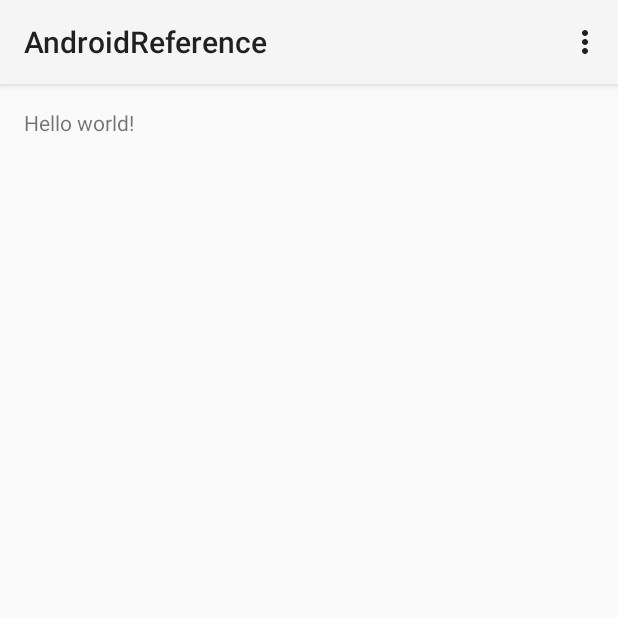
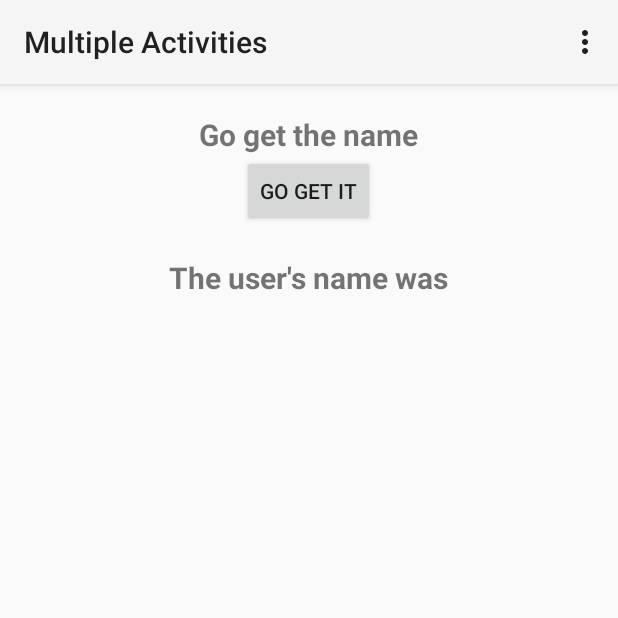
Before and after one commit to derekkier/AndroidReference, an Android app: the screen it shows after launch (MainActivity), on a phone screen of 412 x 824 dp, the top half of it. Run offline under Robolectric (Android 15) with nearby library versions, the phone set to English and light mode, and no system bars.

Commit message:
Add multiple activity view to project
The views pass info back and for with getExtras() function.

```diff
--- a/app/src/main/res/layout/activity_main.xml
+++ b/app/src/main/res/layout/activity_main.xml
@@ -1,11 +1,30 @@
-<RelativeLayout xmlns:android="http://schemas.android.com/apk/res/android"
-    xmlns:tools="http://schemas.android.com/tools" android:layout_width="match_parent"
-    android:layout_height="match_parent" android:paddingLeft="@dimen/activity_horizontal_margin"
-    android:paddingRight="@dimen/activity_horizontal_margin"
-    android:paddingTop="@dimen/activity_vertical_margin"
-    android:paddingBottom="@dimen/activity_vertical_margin" tools:context=".MainActivity">
+<LinearLayout
+    xmlns:android="http://schemas.android.com/apk/res/android"
+    xmlns:tools="http://schemas.android.com/tools"
+    android:layout_width="match_parent"
+    android:layout_height="match_parent"
+    android:padding="20dp"
+    android:gravity="center|top"
+    android:orientation="vertical"
+    tools:context=".MainActivity">
 
-    <TextView android:text="@string/hello_world" android:layout_width="wrap_content"
-        android:layout_height="wrap_content" />
+    <TextView android:text="@string/get_the_name_text_view" android:layout_width="wrap_content"
+        android:layout_height="wrap_content"
+        android:textSize="20sp"
+        android:textStyle="bold"
+        />
+    <Button
+        android:layout_width="wrap_content"
+        android:layout_height="wrap_content"
+        android:text="@string/got_get_it_button"
+        android:onClick="onGetNameClick"/>
+    <TextView
+        android:layout_width="wrap_content"
+        android:layout_height="wrap_content"
+        android:text="@string/users_name_sent_back"
+        android:textStyle="bold"
+        android:textSize="20sp"
+        android:layout_marginTop="20dp"
+        android:id="@+id/users_name_message"/>
 
-</RelativeLayout>
+</LinearLayout>
--- a/app/src/main/res/values/strings.xml
+++ b/app/src/main/res/values/strings.xml
@@ -1,8 +1,15 @@
 <resources>
     <string name="action_settings">Settings</string>
-    <string name="app_name">AndroidReference</string>
+    <string name="app_name">Multiple Activities</string>
     <string name="hello_world">Hello world!</string>
     <string name="onCreate_message">Hello there.</string>
     <string name="onPause_message">See you later!</string>
     <string name="onResume_message">Welcome back!</string>
+    <string name="enter_name_text_view">Enter your name</string>
+    <string name="enter_name_button">Enter</string>
+    <string name="calling_activity_message">The calling activity.</string>
+    <string name="get_the_name_text_view">Go get the name</string>
+    <string name="got_get_it_button">Go get it</string>
+    <string name="users_name_sent_back">The user\'s name was</string>
+    <string name="second_screen_activity_label">Get Name</string>
 </resources>
```
Also changed, not shown: app/src/main/AndroidManifest.xml (+7 -1 lines), app/src/main/java/com/derekkier/androidreference/MainActivity.java (+21 -0 lines), app/src/main/java/com/derekkier/androidreference/SecondScreen.java (added, +37 -0 lines), app/src/main/res/layout/second_layout.xml (added, +44 -0 lines).
